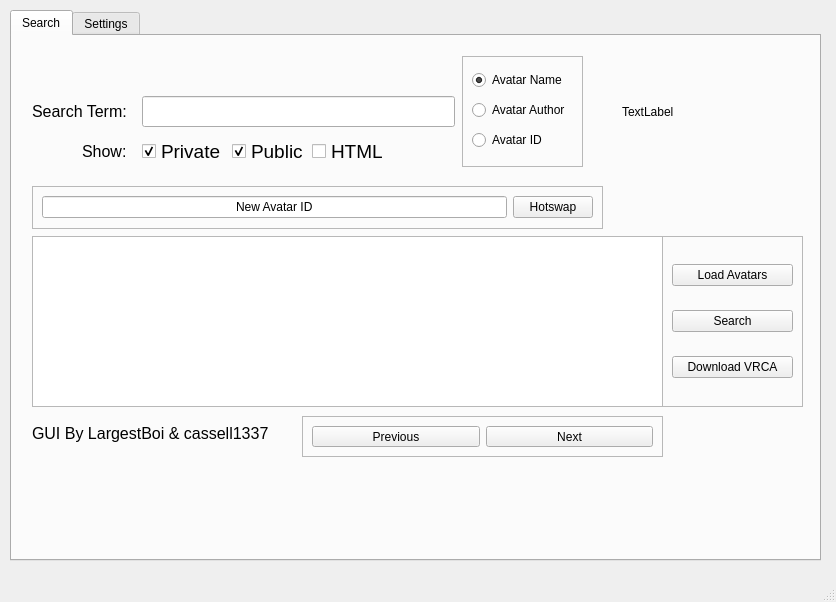
This is GUI/untitled.ui in Cranbaerry/A.R.E.S as Qt 5 draws it before an edit. The edited form follows.
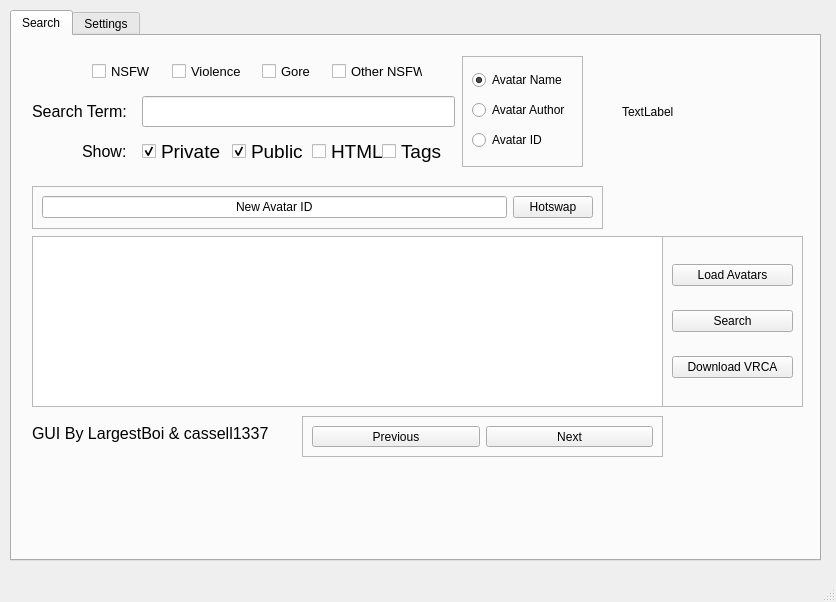
This is the edited form.

```diff
--- a/GUI/untitled.ui
+++ b/GUI/untitled.ui
@@ -387,6 +387,114 @@
        <bool>false</bool>
       </property>
      </widget>
+     <widget class="QCheckBox" name="TagSettings">
+      <property name="geometry">
+       <rect>
+        <x>370</x>
+        <y>100</y>
+        <width>61</width>
+        <height>31</height>
+       </rect>
+      </property>
+      <property name="font">
+       <font>
+        <pointsize>14</pointsize>
+       </font>
+      </property>
+      <property name="text">
+       <string>Tags</string>
+      </property>
+      <property name="checked">
+       <bool>false</bool>
+      </property>
+     </widget>
+     <widget class="QCheckBox" name="TagSettings_2">
+      <property name="geometry">
+       <rect>
+        <x>320</x>
+        <y>20</y>
+        <width>91</width>
+        <height>31</height>
+       </rect>
+      </property>
+      <property name="font">
+       <font>
+        <pointsize>10</pointsize>
+       </font>
+      </property>
+      <property name="text">
+       <string>Other NSFW</string>
+      </property>
+      <property name="checked">
+       <bool>false</bool>
+      </property>
+     </widget>
+     <widget class="QCheckBox" name="PrivateBox_2">
+      <property name="enabled">
+       <bool>true</bool>
+      </property>
+      <property name="geometry">
+       <rect>
+        <x>80</x>
+        <y>20</y>
+        <width>81</width>
+        <height>31</height>
+       </rect>
+      </property>
+      <property name="font">
+       <font>
+        <pointsize>10</pointsize>
+       </font>
+      </property>
+      <property name="text">
+       <string>NSFW</string>
+      </property>
+      <property name="checked">
+       <bool>false</bool>
+      </property>
+     </widget>
+     <widget class="QCheckBox" name="HTMLBox_2">
+      <property name="geometry">
+       <rect>
+        <x>250</x>
+        <y>20</y>
+        <width>81</width>
+        <height>31</height>
+       </rect>
+      </property>
+      <property name="font">
+       <font>
+        <pointsize>10</pointsize>
+       </font>
+      </property>
+      <property name="text">
+       <string>Gore</string>
+      </property>
+      <property name="checked">
+       <bool>false</bool>
+      </property>
+     </widget>
+     <widget class="QCheckBox" name="PublicBox_2">
+      <property name="geometry">
+       <rect>
+        <x>160</x>
+        <y>20</y>
+        <width>81</width>
+        <height>31</height>
+       </rect>
+      </property>
+      <property name="font">
+       <font>
+        <pointsize>10</pointsize>
+       </font>
+      </property>
+      <property name="text">
+       <string>Violence</string>
+      </property>
+      <property name="checked">
+       <bool>false</bool>
+      </property>
+     </widget>
     </widget>
     <widget class="QWidget" name="tab_2">
      <attribute name="title">
```
